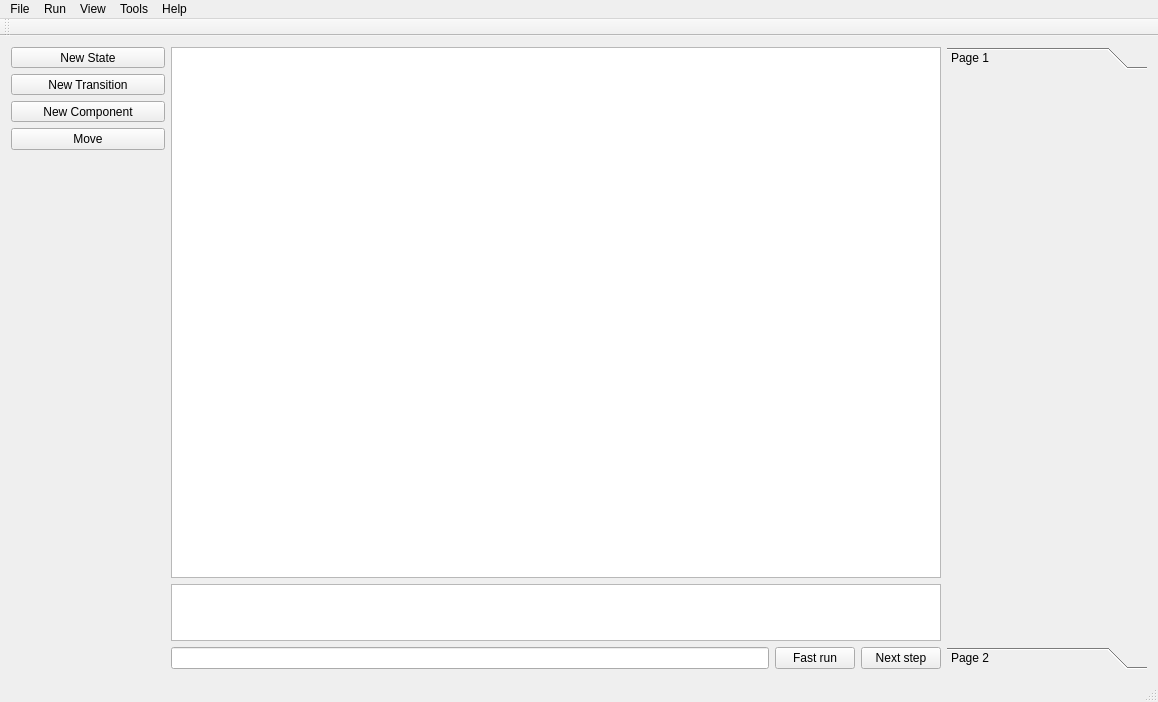
Before: the Qt Designer form mainwindow.ui in mohsenyz/automata-lab, drawn with Qt 5.
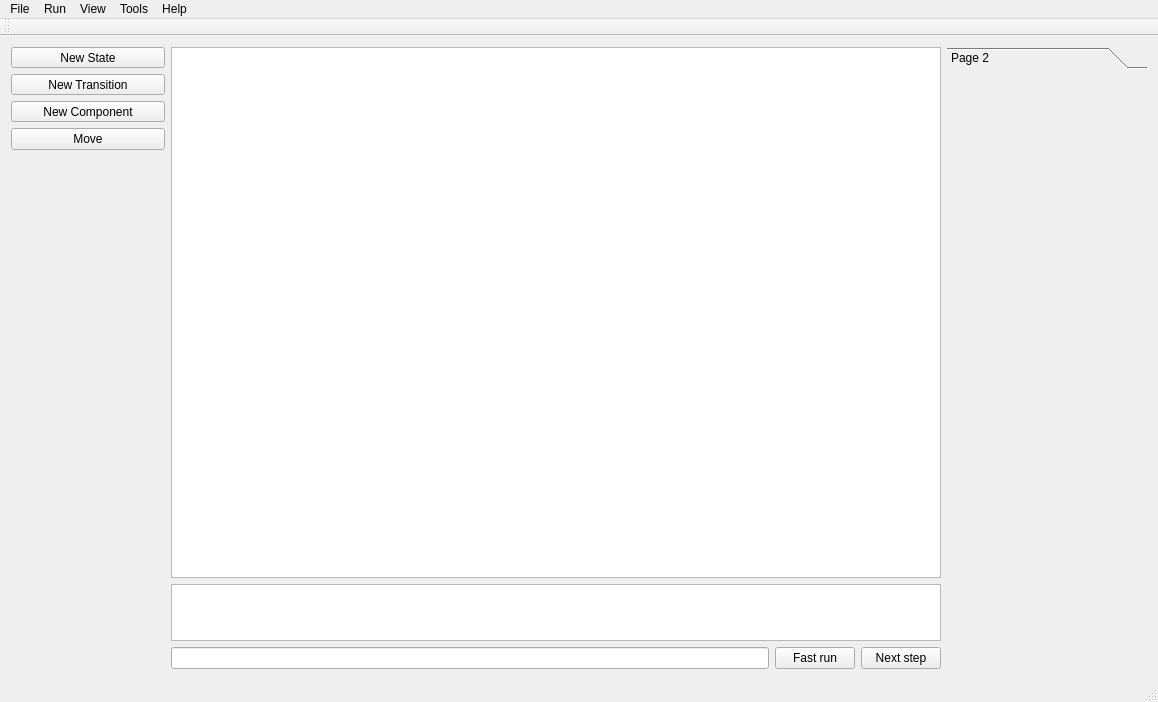
After: the same form once the commit is applied. The open tabs and pages were chosen to show the change.

What changed in the file:
```diff
--- a/mainwindow.ui
+++ b/mainwindow.ui
@@ -131,26 +131,16 @@
       <property name="currentIndex">
        <number>1</number>
       </property>
-      <widget class="QWidget" name="page">
-       <property name="geometry">
-        <rect>
-         <x>0</x>
-         <y>0</y>
-         <width>200</width>
-         <height>561</height>
-        </rect>
+      <widget class="QWidget" name="inspector">
+       <property name="enabled">
+        <bool>true</bool>
        </property>
-       <attribute name="label">
-        <string>Page 1</string>
-       </attribute>
-      </widget>
-      <widget class="QWidget" name="page_2">
        <property name="geometry">
         <rect>
          <x>0</x>
          <y>0</y>
          <width>200</width>
-         <height>561</height>
+         <height>592</height>
         </rect>
        </property>
        <attribute name="label">
```
Left out of the diff: 2 changed lines with no effect on the pictures.
